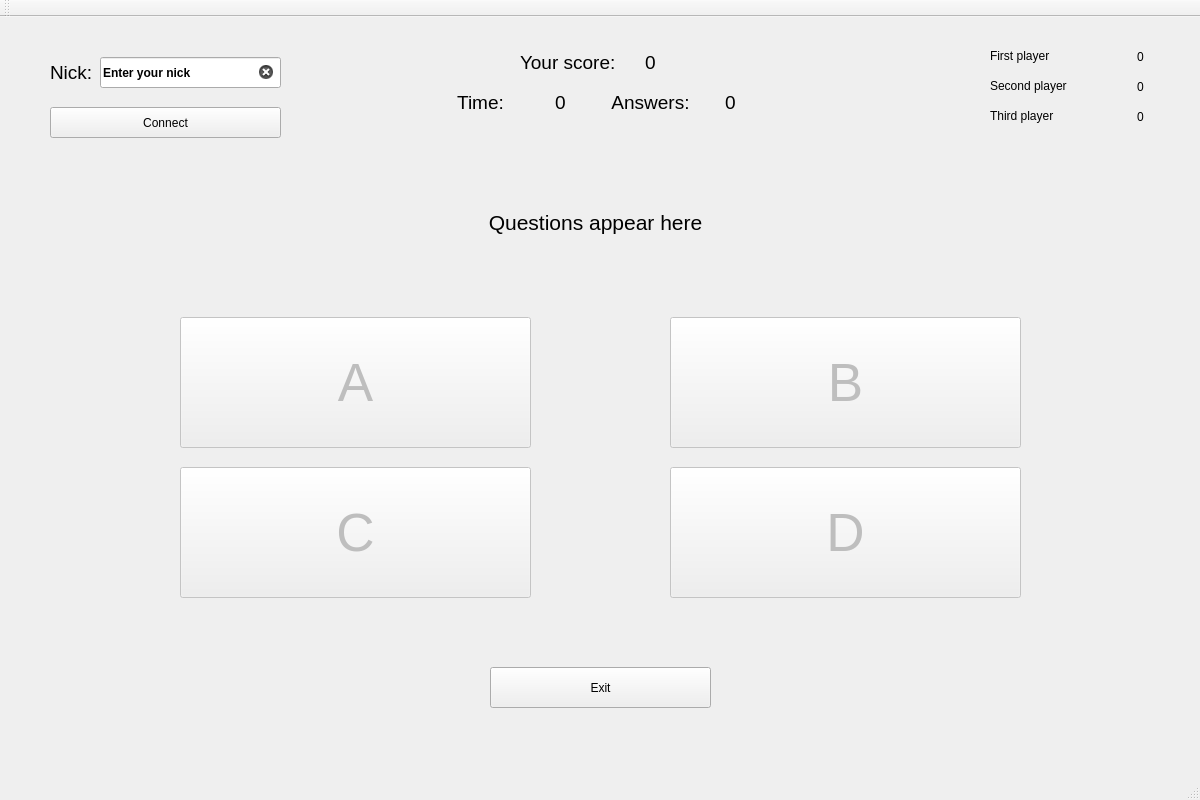
This is client/client_app/quizwindow.ui in Johny9700/Internet_quiz as Qt 5 draws it before an edit. The edited form follows.
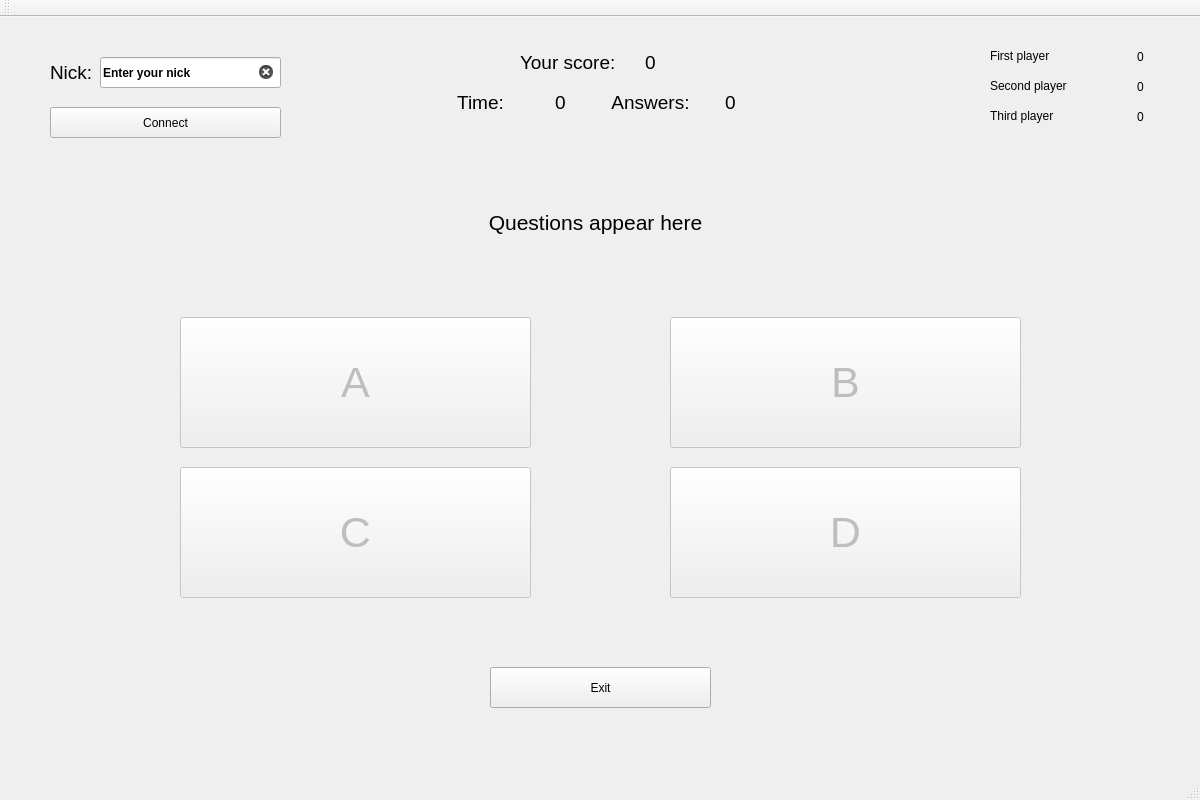
This is the edited form.

Patch:
```diff
--- a/client/client_app/quizwindow.ui
+++ b/client/client_app/quizwindow.ui
@@ -126,7 +126,7 @@
     </property>
     <property name="font">
      <font>
-      <pointsize>40</pointsize>
+      <pointsize>32</pointsize>
       <weight>50</weight>
       <bold>false</bold>
      </font>
@@ -149,7 +149,7 @@
     </property>
     <property name="font">
      <font>
-      <pointsize>40</pointsize>
+      <pointsize>32</pointsize>
       <weight>50</weight>
       <bold>false</bold>
      </font>
@@ -172,7 +172,7 @@
     </property>
     <property name="font">
      <font>
-      <pointsize>40</pointsize>
+      <pointsize>32</pointsize>
       <weight>50</weight>
       <bold>false</bold>
      </font>
@@ -195,7 +195,7 @@
     </property>
     <property name="font">
      <font>
-      <pointsize>40</pointsize>
+      <pointsize>32</pointsize>
       <weight>50</weight>
       <bold>false</bold>
      </font>
```
Left out of the diff: 3 changed lines with no effect on the pictures.
